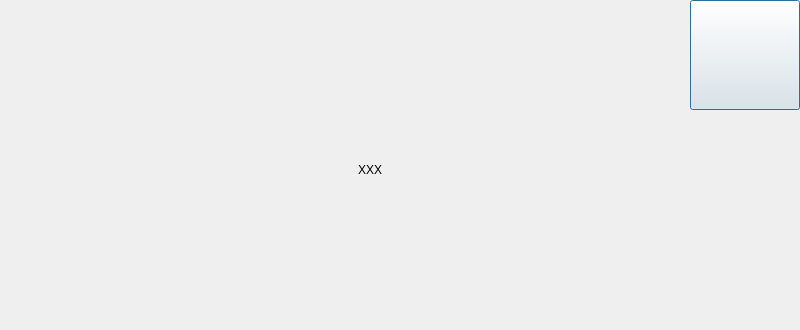
The window that src/XMusic/ui/msgbox.ui (1028417/XMusic) describes before a commit, drawn with Qt 5.
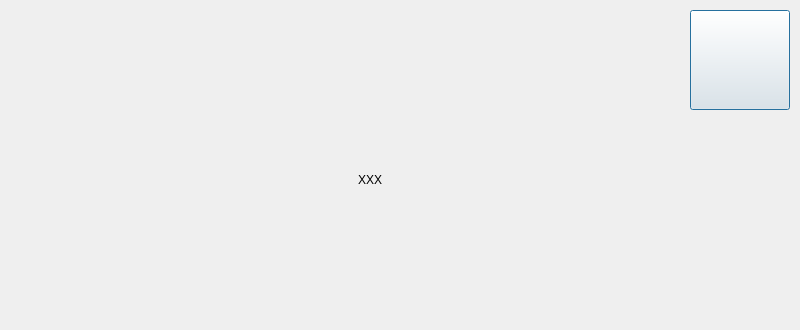
The same window after the commit. Icons and pictures are not drawn. Custom widgets are drawn as their Qt base class.

Patch:
```diff
--- a/src/XMusic/ui/msgbox.ui
+++ b/src/XMusic/ui/msgbox.ui
@@ -17,7 +17,7 @@
    <property name="geometry">
     <rect>
      <x>40</x>
-     <y>130</y>
+     <y>140</y>
      <width>660</width>
      <height>80</height>
     </rect>
@@ -33,9 +33,9 @@
    <property name="geometry">
     <rect>
      <x>690</x>
-     <y>0</y>
-     <width>110</width>
-     <height>110</height>
+     <y>10</y>
+     <width>100</width>
+     <height>100</height>
     </rect>
    </property>
    <property name="autoFillBackground">
```
